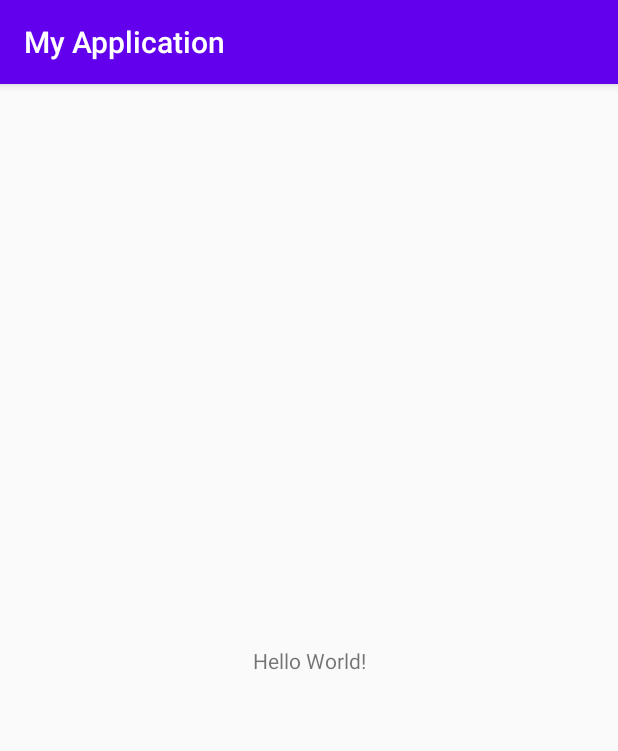
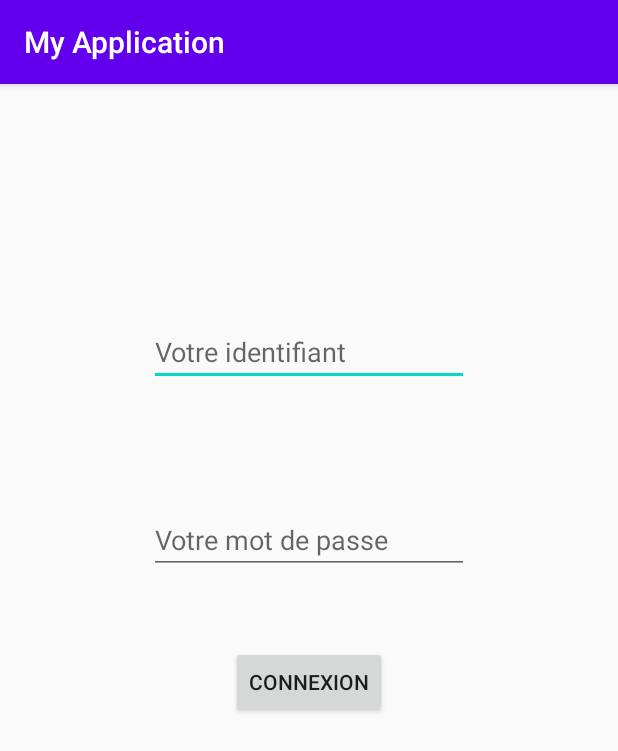
Before and after one commit to JulienBischoff/Leeroy, an Android app: the screen it shows after launch (MainActivity before the commit, LoginActivity after it), on a phone screen of 412 x 824 dp. Shown: the top 751 px of the screen. Run offline under Robolectric (Android 15) with nearby library versions, the light colour scheme and no system bars; 1 statement that could not run was skipped.

Commit message:
Page connexion, recuperation du token

```diff
--- /dev/null
+++ b/Appli_android/app/src/main/java/com/example/myapplication/activities/LoginActivity.kt
@@ -0,0 +1,48 @@
+package com.example.myapplication.activities
+
+import android.os.Bundle
+import android.widget.Button
+import android.widget.EditText
+import android.widget.Toast
+import androidx.appcompat.app.AppCompatActivity
+import com.example.myapplication.R
+import com.example.myapplication.SessionManager
+import com.example.myapplication.api.RetrofitClient
+import com.example.myapplication.models.ApiResponse
+import retrofit2.Call
+import retrofit2.Callback
+import retrofit2.Response
+
+class LoginActivity : AppCompatActivity() {
+    private lateinit var sessionManager: SessionManager
+    private lateinit var email_input: EditText
+    private lateinit var password_input: EditText
+    private lateinit var btn_connexion: Button
+
+
+    override fun onCreate(savedInstanceState: Bundle?){
+        super.onCreate(savedInstanceState)
+        setContentView(R.layout.activity_login)
+
+
+        sessionManager = SessionManager(this)
+        email_input = findViewById(R.id.editTextTextEmailAddress)
+        password_input = findViewById(R.id.editTextTextPassword)
+        btn_connexion = findViewById(R.id.btn_connexion)
+        btn_connexion.setOnClickListener {
+            RetrofitClient.instance.login(email_input.text.toString(), password_input.text.toString())
+                .enqueue(object: Callback<ApiResponse>{
+                    override fun onFailure(call: Call<ApiResponse>, t: Throwable) {
+                        Toast.makeText(applicationContext, t.message, Toast.LENGTH_LONG).show()
+                    }
+
+                    override fun onResponse(call: Call<ApiResponse>, response: Response<ApiResponse>) {
+                        Toast.makeText(applicationContext, response.body()?.token, Toast.LENGTH_LONG).show()
+                    }
+
+                })
+
+
+        }
+    }
+}
--- a/Appli_android/app/src/main/java/com/example/myapplication/MainActivity.kt
+++ b/Appli_android/app/src/main/java/com/example/myapplication/activities/MainActivity.kt
@@ -1,4 +1,4 @@
-package com.example.myapplication
+package com.example.myapplication.activities
 
 import androidx.appcompat.app.AppCompatActivity
 import android.os.Bundle
@@ -6,6 +6,5 @@ import android.os.Bundle
 class MainActivity : AppCompatActivity() {
     override fun onCreate(savedInstanceState: Bundle?) {
         super.onCreate(savedInstanceState)
-        setContentView(R.layout.activity_main)
     }
 }
--- /dev/null
+++ b/Appli_android/app/src/main/java/com/example/myapplication/models/ApiResponse.kt
@@ -0,0 +1,3 @@
+package com.example.myapplication.models
+
+data class ApiResponse(val token: String)
--- /dev/null
+++ b/Appli_android/app/src/main/res/layout/activity_login.xml
@@ -0,0 +1,43 @@
+<?xml version="1.0" encoding="utf-8"?>
+<androidx.constraintlayout.widget.ConstraintLayout xmlns:android="http://schemas.android.com/apk/res/android"
+    xmlns:app="http://schemas.android.com/apk/res-auto"
+    xmlns:tools="http://schemas.android.com/tools"
+    android:layout_width="match_parent"
+    android:layout_height="match_parent"
+    tools:context=".activities.LoginActivity">
+
+
+    <EditText
+        android:id="@+id/editTextTextEmailAddress"
+        android:layout_width="wrap_content"
+        android:layout_height="wrap_content"
+        android:layout_marginTop="156dp"
+        android:ems="10"
+        android:hint="Votre identifiant"
+        android:inputType="textEmailAddress"
+        app:layout_constraintEnd_toEndOf="parent"
+        app:layout_constraintStart_toStartOf="parent"
+        app:layout_constraintTop_toTopOf="parent" />
+
+    <EditText
+        android:id="@+id/editTextTextPassword"
+        android:layout_width="wrap_content"
+        android:layout_height="wrap_content"
+        android:hint="Votre mot de passe"
+        android:layout_marginTop="80dp"
+        android:ems="10"
+        android:inputType="textPassword"
+        app:layout_constraintEnd_toEndOf="parent"
+        app:layout_constraintStart_toStartOf="parent"
+        app:layout_constraintTop_toBottomOf="@+id/editTextTextEmailAddress" />
+
+    <Button
+        android:id="@+id/btn_connexion"
+        android:layout_width="wrap_content"
+        android:layout_height="wrap_content"
+        android:layout_marginTop="48dp"
+        android:text="Connexion"
+        app:layout_constraintEnd_toEndOf="parent"
+        app:layout_constraintStart_toStartOf="parent"
+        app:layout_constraintTop_toBottomOf="@+id/editTextTextPassword" />
+</androidx.constraintlayout.widget.ConstraintLayout>
--- a/Appli_android/app/src/main/res/layout/activity_main.xml
+++ b/Appli_android/app/src/main/res/layout/activity_main.xml
@@ -4,7 +4,7 @@
     xmlns:tools="http://schemas.android.com/tools"
     android:layout_width="match_parent"
     android:layout_height="match_parent"
-    tools:context=".MainActivity">
+    tools:context=".activities.MainActivity">
 
     <TextView
         android:layout_width="wrap_content"
```
Also changed, not shown: Appli_android/app/build.gradle (+9 -0 lines), Appli_android/app/src/main/AndroidManifest.xml (+5 -3 lines), Appli_android/app/src/main/java/com/example/myapplication/Constants.kt (added, +7 -0 lines), Appli_android/app/src/main/java/com/example/myapplication/api/Api.kt (added, +12 -0 lines), Appli_android/app/src/main/java/com/example/myapplication/api/RetrofitClient.kt (added, +30 -0 lines).
